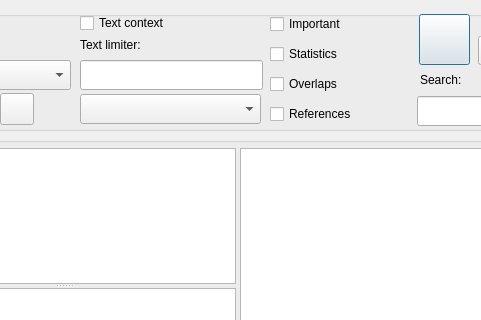
Before: the Qt Designer form src/GUI_UIs/ui_dialog_report_codings.ui in ccbogel/QualCoder, drawn with Qt 5; both pictures show x 131 to 612 and y 0 to 320 of the 1085 by 580 pixel window.
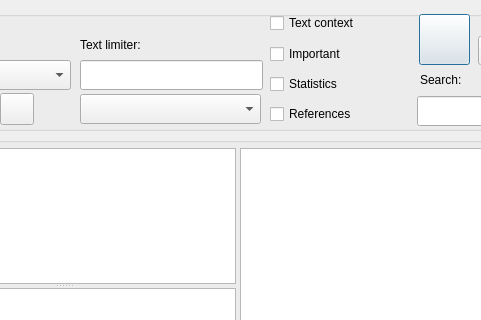
After: the same form once the commit is applied.

Patch:
```diff
--- a/src/GUI_UIs/ui_dialog_report_codings.ui
+++ b/src/GUI_UIs/ui_dialog_report_codings.ui
@@ -218,7 +218,7 @@
       <property name="geometry">
        <rect>
         <x>390</x>
-        <y>0</y>
+        <y>30</y>
         <width>131</width>
         <height>26</height>
        </rect>
@@ -263,7 +263,7 @@
       <property name="geometry">
        <rect>
         <x>390</x>
-        <y>30</y>
+        <y>60</y>
         <width>131</width>
         <height>26</height>
        </rect>
@@ -291,7 +291,7 @@
      <widget class="QCheckBox" name="checkBox_text_context">
       <property name="geometry">
        <rect>
-        <x>200</x>
+        <x>390</x>
         <y>-1</y>
         <width>131</width>
         <height>26</height>
@@ -450,22 +450,6 @@
        <string>References</string>
       </property>
      </widget>
-     <widget class="QCheckBox" name="checkBox_overlaps">
-      <property name="geometry">
-       <rect>
-        <x>390</x>
-        <y>60</y>
-        <width>131</width>
-        <height>26</height>
-       </rect>
-      </property>
-      <property name="toolTip">
-       <string>Only show codes where there are overlapping or conjoining codes that are in the selected codes</string>
-      </property>
-      <property name="text">
-       <string>Overlaps</string>
-      </property>
-     </widget>
     </widget>
    </item>
    <item>
```
